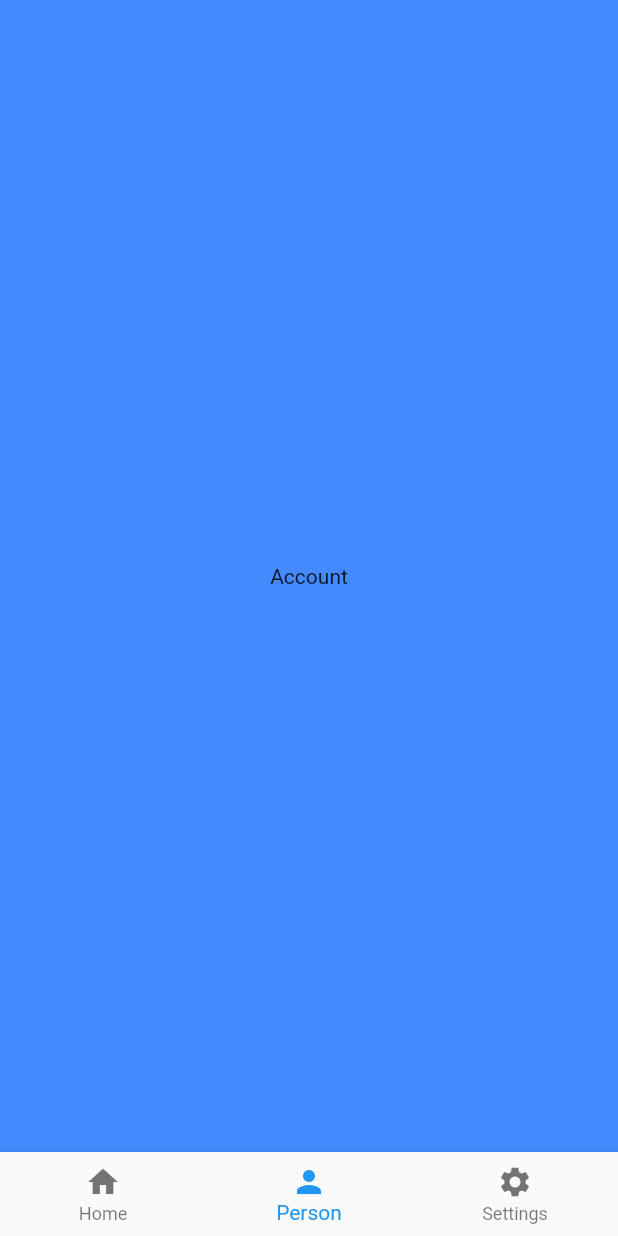
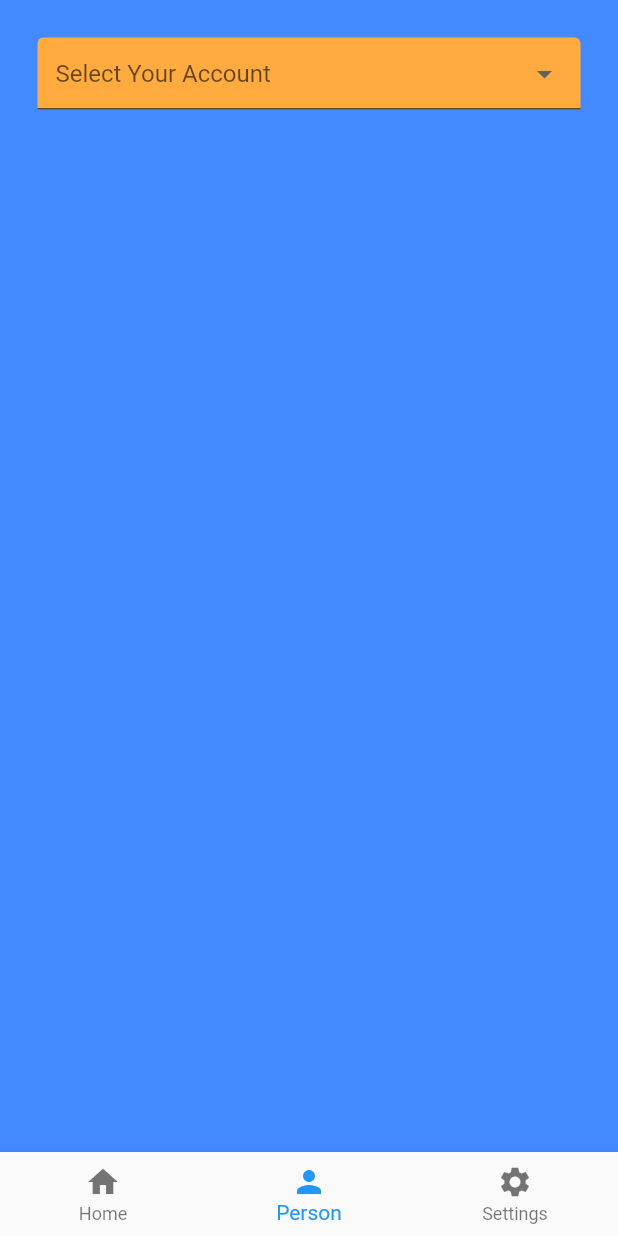
Before and after one commit to shahin-m-hashim/NFC_Plus, a Flutter app: the screen it shows after launch, item 2 of the bottom bar chosen, on a phone screen of 412 x 824 dp. Run offline on Flutter 3.47's test engine with Material 2 defaults, Android fonts, the phone set to English and light mode, and no system bars.

Commit message:
learned about a dropdown

```diff
--- a/lib/account.dart
+++ b/lib/account.dart
@@ -1,15 +1,59 @@
 import 'package:flutter/material.dart';
 
 class Account extends StatelessWidget {
-  const Account({super.key});
+  Account({super.key});
+
+  final _Person = [
+    'person 1',
+    'person 2',
+    'person 3',
+    'person 4',
+    'person 5',
+  ];
 
   @override
   Widget build(BuildContext context) {
-    return const Scaffold(
+    return Scaffold(
       backgroundColor: Colors.blueAccent,
       body: SafeArea(
-        child: Center(
-          child: Text("Account"),
+        child: Padding(
+          padding: const EdgeInsets.all(25),
+          child: SizedBox(
+            width: double.infinity,
+            child: DropdownButtonFormField(
+              decoration: const InputDecoration(
+                filled: true,
+                fillColor: Colors.orangeAccent,
+              ),
+              dropdownColor: Colors.green[500],
+              onChanged: (value) {},
+              hint: const Text("Select Your Account"),
+              items: _Person.map(
+                (e) => DropdownMenuItem(
+                  value: e,
+                  child: Text(e),
+                ),
+              ).toList(),
+              /*
+                  This code is creating a list of DropdownMenuItem widgets from the _Person list using
+                  the map() function.
+
+                  For each element e in the _Person list, it creates a new DropdownMenuItem with a value
+                  of e and a child of Text(e).
+
+                  The value property of DropdownMenuItem represents the value that is selected when the
+                  user selects this item from the dropdown list. In this case, it is set to the value of
+                  the corresponding _Person element.
+
+                  The child property of DropdownMenuItem is the widget that is displayed to the user for
+                  this item in the dropdown list. In this case, it is a Text widget with the value of the
+                  corresponding _Person element.
+
+                  The toList() method is called on the result of the map() function to convert the iterable
+                  into a list, which is then used as the items property of the DropdownButtonFormField.
+                */
+            ),
+          ),
         ),
       ),
     );
--- a/lib/homescreen.dart
+++ b/lib/homescreen.dart
@@ -32,7 +32,7 @@ class _HomeScreenState extends State<HomeScreen> {
         child: Text('This is the home screen'),
       ),
     ), // dummy home screen
-    const Account(),
+    Account(),
     const Settings(),
   ];
 
```
Also changed, not shown: 1 other file.
